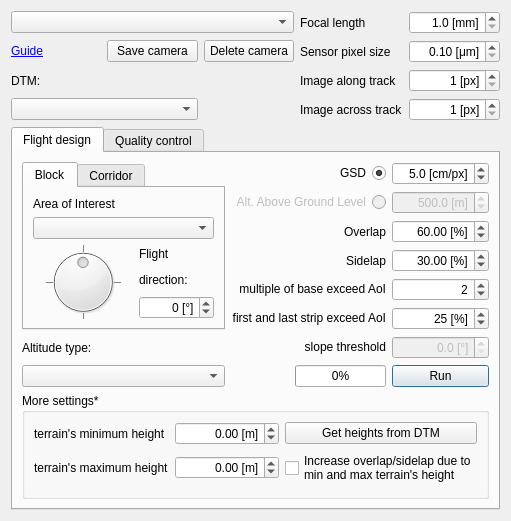
JMG30/flight_planner, file flight_planner_dialog_base.ui: the form before one commit.
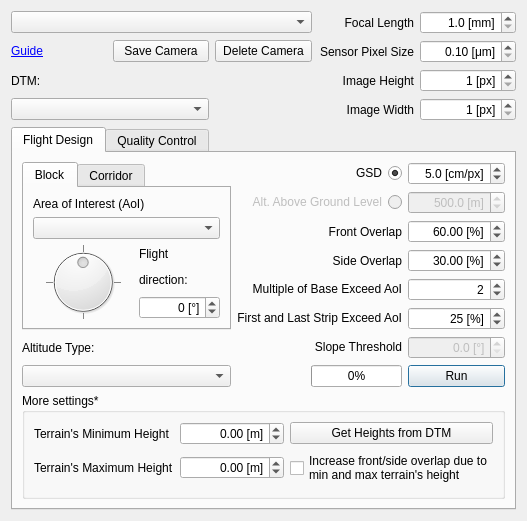
The form after the commit. Custom widgets are drawn as their Qt base class.

Commit message: Improved UI labels Sorts the camera list on startup

What changed in the file:
```diff
--- a/flight_planner_dialog_base.ui
+++ b/flight_planner_dialog_base.ui
@@ -24,7 +24,7 @@
      </property>
      <widget class="QWidget" name="tabFlightDesign">
       <attribute name="title">
-       <string>Flight design</string>
+       <string>Flight Design</string>
       </attribute>
       <layout class="QGridLayout" name="gridLayout_5">
        <item row="0" column="0" rowspan="6">
@@ -40,7 +40,7 @@
            <item row="0" column="0" colspan="2">
             <widget class="QLabel" name="labelAoI">
              <property name="text">
-              <string>Area of Interest</string>
+              <string>Area of Interest (AoI)</string>
              </property>
             </widget>
            </item>
@@ -231,7 +231,7 @@
        <item row="2" column="1">
         <widget class="QLabel" name="labelOverlap">
          <property name="text">
-          <string>Overlap</string>
+          <string>Front Overlap</string>
          </property>
          <property name="alignment">
           <set>Qt::AlignRight|Qt::AlignTrailing|Qt::AlignVCenter</set>
@@ -254,7 +254,7 @@
        <item row="3" column="1">
         <widget class="QLabel" name="labelSidelap">
          <property name="text">
-          <string>Sidelap</string>
+          <string>Side Overlap</string>
          </property>
          <property name="alignment">
           <set>Qt::AlignRight|Qt::AlignTrailing|Qt::AlignVCenter</set>
@@ -277,7 +277,7 @@
        <item row="4" column="1">
         <widget class="QLabel" name="labelMultipleBase">
          <property name="text">
-          <string>&lt;html&gt;&lt;head/&gt;&lt;body&gt;&lt;p&gt;multiple of base exceed AoI&lt;/p&gt;&lt;/body&gt;&lt;/html&gt;</string>
+          <string>&lt;html&gt;&lt;head/&gt;&lt;body&gt;&lt;p&gt;Multiple of Base Exceed AoI&lt;/p&gt;&lt;/body&gt;&lt;/html&gt;</string>
          </property>
          <property name="alignment">
           <set>Qt::AlignRight|Qt::AlignTrailing|Qt::AlignVCenter</set>
@@ -300,7 +300,7 @@
        <item row="5" column="1">
         <widget class="QLabel" name="labelExceedExtremeStrips">
          <property name="text">
-          <string>&lt;html&gt;&lt;head/&gt;&lt;body&gt;&lt;p&gt;first and last strip exceed AoI&lt;/p&gt;&lt;/body&gt;&lt;/html&gt;</string>
+          <string>&lt;html&gt;&lt;head/&gt;&lt;body&gt;&lt;p>First and Last Strip Exceed AoI&lt;/p&gt;&lt;/body&gt;&lt;/html&gt;</string>
          </property>
          <property name="alignment">
           <set>Qt::AlignRight|Qt::AlignTrailing|Qt::AlignVCenter</set>
@@ -323,14 +323,14 @@
        <item row="6" column="0">
         <widget class="QLabel" name="labelAltitudeType">
          <property name="text">
-          <string>Altitude type:</string>
+          <string>Altitude Type:</string>
          </property>
         </widget>
        </item>
        <item row="6" column="1">
         <widget class="QLabel" name="labelSlopeWaypoints">
          <property name="text">
-          <string>&lt;html&gt;&lt;head/&gt;&lt;body&gt;&lt;p&gt;slope threshold&lt;/p&gt;&lt;/body&gt;&lt;/html&gt;</string>
+          <string>&lt;html&gt;&lt;head/&gt;&lt;body&gt;&lt;p>Slope Threshold&lt;/p&gt;&lt;/body&gt;&lt;/html&gt;</string>
          </property>
          <property name="alignment">
           <set>Qt::AlignRight|Qt::AlignTrailing|Qt::AlignVCenter</set>
@@ -388,7 +388,7 @@
           <item row="0" column="0">
            <widget class="QLabel" name="labelMinHeight">
             <property name="text">
-             <string>terrain's minimum height</string>
+             <string>Terrain's Minimum Height</string>
             </property>
            </widget>
           </item>
@@ -414,14 +414,14 @@
           <item row="0" column="2">
            <widget class="QPushButton" name="pushButtonGetHeights">
             <property name="text">
-             <string>Get heights from DTM</string>
+             <string>Get Heights from DTM</string>
             </property>
            </widget>
           </item>
           <item row="1" column="0">
            <widget class="QLabel" name="labelMaxHeight">
             <property name="text">
-             <string>terrain's maximum height</string>
+             <string>Terrain's Maximum Height</string>
             </property>
            </widget>
           </item>
@@ -447,7 +447,7 @@
           <item row="1" column="2">
            <widget class="QCheckBox" name="checkBoxIncreaseOverlap">
             <property name="text">
-             <string>Increase overlap/sidelap due to
+             <string>Increase front/side overlap due to
 min and max terrain's height</string>
             </property>
            </widget>
@@ -481,7 +481,7 @@
      </widget>
      <widget class="QWidget" name="tabQualityControl">
       <attribute name="title">
-       <string>Quality control</string>
+       <string>Quality Control</string>
       </attribute>
       <layout class="QGridLayout" name="gridLayout_4">
        <item row="0" column="0">
@@ -700,14 +700,17 @@
    <item row="1" column="1">
     <widget class="QPushButton" name="pushButtonSaveCamera">
      <property name="text">
-      <string>Save camera</string>
+      <string>Save Camera</string>
      </property>
     </widget>
    </item>
    <item row="2" column="3">
     <widget class="QLabel" name="labelPixelsAlongTrack">
      <property name="text">
-      <string>Image along track</string>
+      <string>Image Height</string>
+     </property>
+     <property name="alignment">
+      <set>Qt::AlignRight|Qt::AlignTrailing|Qt::AlignVCenter</set>
      </property>
     </widget>
    </item>
@@ -752,21 +755,27 @@
    <item row="1" column="2">
     <widget class="QPushButton" name="pushButtonDeleteCamera">
      <property name="text">
-      <string>Delete camera</string>
+      <string>Delete Camera</string>
      </property>
     </widget>
    </item>
    <item row="0" column="3">
     <widget class="QLabel" name="labelFocalLength">
      <property name="text">
-      <string>Focal length</string>
+      <string>Focal Length</string>
+     </property>
+     <property name="alignment">
+      <set>Qt::AlignRight|Qt::AlignTrailing|Qt::AlignVCenter</set>
      </property>
     </widget>
    </item>
    <item row="3" column="3">
     <widget class="QLabel" name="labelPixelsAcrossTrack">
      <property name="text">
-      <string>Image across track</string>
+      <string>Image Width</string>
+     </property>
+     <property name="alignment">
+      <set>Qt::AlignRight|Qt::AlignTrailing|Qt::AlignVCenter</set>
      </property>
     </widget>
    </item>
@@ -792,7 +801,10 @@
    <item row="1" column="3">
     <widget class="QLabel" name="labelSensorSize">
      <property name="text">
-      <string>Sensor pixel size</string>
+      <string>Sensor Pixel Size</string>
+     </property>
+     <property name="alignment">
+      <set>Qt::AlignRight|Qt::AlignTrailing|Qt::AlignVCenter</set>
      </property>
     </widget>
    </item>
```
Left out of the diff: 12 changed lines with no effect on the pictures. The commit also changes 1 other file.
